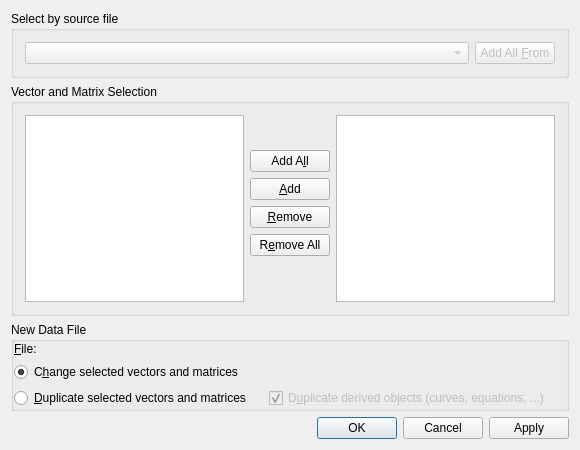
Before: the Qt Designer form src/libkstapp/changefiledialog.ui in Kst-plot/kst, drawn with Qt 5.
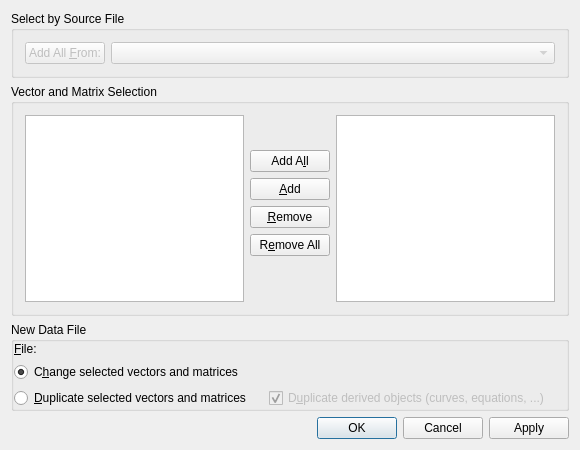
After: the same form once the commit is applied. Custom widgets are drawn as their Qt base class.

Patch:
```diff
--- a/src/libkstapp/changefiledialog.ui
+++ b/src/libkstapp/changefiledialog.ui
@@ -17,9 +17,19 @@
    <item>
     <widget class="QGroupBox" name="groupBox">
      <property name="title">
-      <string>Select by source file</string>
+      <string>Select by Source File</string>
      </property>
      <layout class="QHBoxLayout" name="horizontalLayout">
+      <item>
+       <widget class="QPushButton" name="_allFromFile">
+        <property name="enabled">
+         <bool>false</bool>
+        </property>
+        <property name="text">
+         <string>Add All &amp;From:</string>
+        </property>
+       </widget>
+      </item>
       <item>
        <widget class="Kst::ComboBox" name="_files">
         <property name="enabled">
@@ -33,16 +43,6 @@
         </property>
        </widget>
       </item>
-      <item>
-       <widget class="QPushButton" name="_allFromFile">
-        <property name="enabled">
-         <bool>false</bool>
-        </property>
-        <property name="text">
-         <string>Add All &amp;From</string>
-        </property>
-       </widget>
-      </item>
      </layout>
     </widget>
    </item>
```
